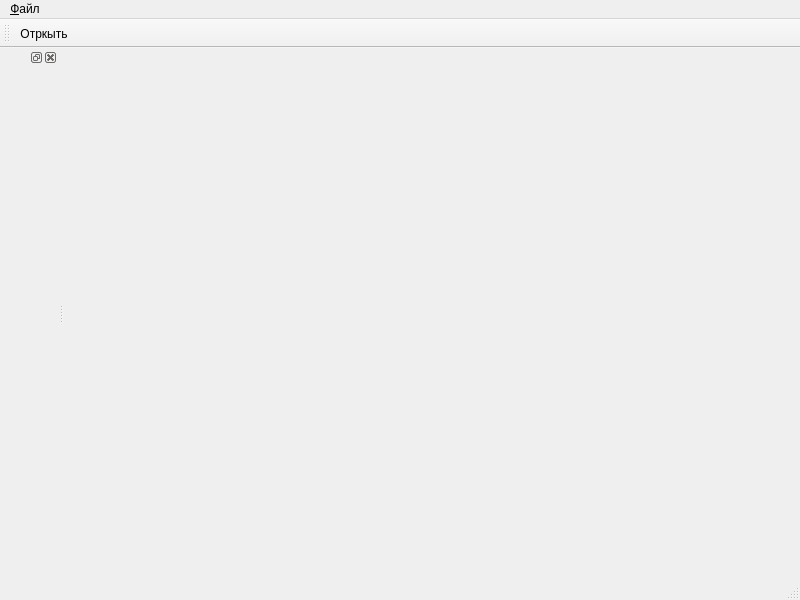
First picture: the form in query_builder_ui/mainwindow.ui, repository arcirk/arcirk_all, before the edit.
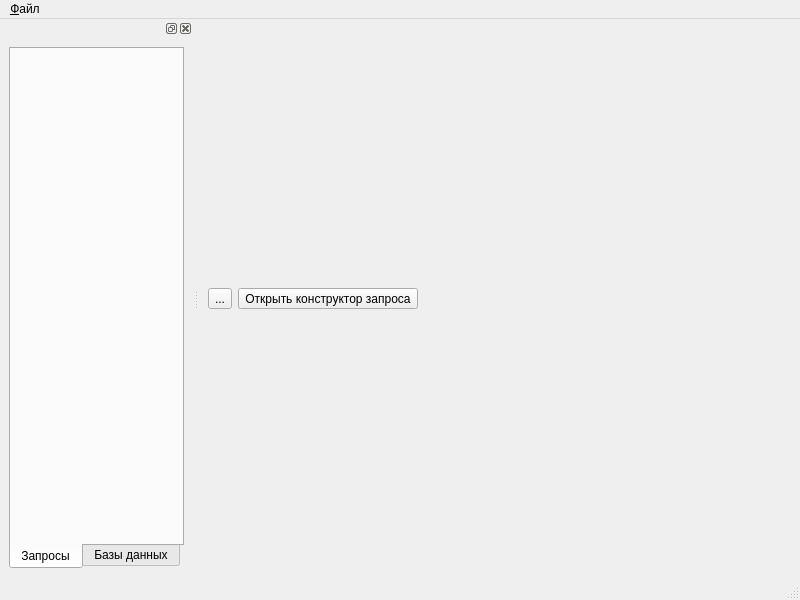
Second picture: the form after the edit. Icons and pictures are not drawn.

Diff of the .ui file:
```diff
--- a/query_builder_ui/mainwindow.ui
+++ b/query_builder_ui/mainwindow.ui
@@ -18,6 +18,45 @@
     <item row="0" column="0">
      <layout class="QVBoxLayout" name="verticalLayout"/>
     </item>
+    <item row="0" column="0">
+     <layout class="QHBoxLayout" name="horizontalLayout">
+      <item>
+       <widget class="QToolButton" name="btnSave">
+        <property name="text">
+         <string>...</string>
+        </property>
+        <property name="icon">
+         <iconset resource="resurses.qrc">
+          <normaloff>:/img/save.png</normaloff>:/img/save.png</iconset>
+        </property>
+       </widget>
+      </item>
+      <item>
+       <widget class="QToolButton" name="btnOpenQueryBuilder">
+        <property name="text">
+         <string>Открыть конструктор запроса</string>
+        </property>
+        <property name="icon">
+         <iconset resource="resurses.qrc">
+          <normaloff>:/img/query_builder.png</normaloff>:/img/query_builder.png</iconset>
+        </property>
+       </widget>
+      </item>
+      <item>
+       <spacer name="horizontalSpacer">
+        <property name="orientation">
+         <enum>Qt::Horizontal</enum>
+        </property>
+        <property name="sizeHint" stdset="0">
+         <size>
+          <width>40</width>
+          <height>20</height>
+         </size>
+        </property>
+       </spacer>
+      </item>
+     </layout>
+    </item>
    </layout>
   </widget>
   <widget class="QMenuBar" name="menubar">
@@ -40,18 +79,6 @@
    <addaction name="menu"/>
   </widget>
   <widget class="QStatusBar" name="statusbar"/>
-  <widget class="QToolBar" name="toolBar">
-   <property name="windowTitle">
-    <string>toolBar</string>
-   </property>
-   <attribute name="toolBarArea">
-    <enum>TopToolBarArea</enum>
-   </attribute>
-   <attribute name="toolBarBreak">
-    <bool>false</bool>
-   </attribute>
-   <addaction name="mnuOpen"/>
-  </widget>
   <widget class="QDockWidget" name="dockWidget">
    <attribute name="dockWidgetArea">
     <number>1</number>
@@ -59,7 +86,41 @@
    <widget class="QWidget" name="dockWidgetContents">
     <layout class="QGridLayout" name="gridLayout_2">
      <item row="0" column="0">
-      <layout class="QVBoxLayout" name="dockVerticalLayout"/>
+      <layout class="QVBoxLayout" name="dockVerticalLayout">
+       <item>
+        <widget class="QTabWidget" name="tabWidget">
+         <property name="tabPosition">
+          <enum>QTabWidget::South</enum>
+         </property>
+         <property name="tabShape">
+          <enum>QTabWidget::Rounded</enum>
+         </property>
+         <property name="currentIndex">
+          <number>0</number>
+         </property>
+         <widget class="QWidget" name="tabQueryas">
+          <attribute name="title">
+           <string>Запросы</string>
+          </attribute>
+          <layout class="QGridLayout" name="gridLayout_3">
+           <item row="0" column="0">
+            <layout class="QVBoxLayout" name="layoutQuerias"/>
+           </item>
+          </layout>
+         </widget>
+         <widget class="QWidget" name="tabDatabases">
+          <attribute name="title">
+           <string>Базы данных</string>
+          </attribute>
+          <layout class="QGridLayout" name="gridLayout_4">
+           <item row="0" column="0">
+            <layout class="QVBoxLayout" name="layoutDatabases"/>
+           </item>
+          </layout>
+         </widget>
+        </widget>
+       </item>
+      </layout>
      </item>
     </layout>
    </widget>
```
Left out of the diff: 3 changed lines with no effect on the pictures.
